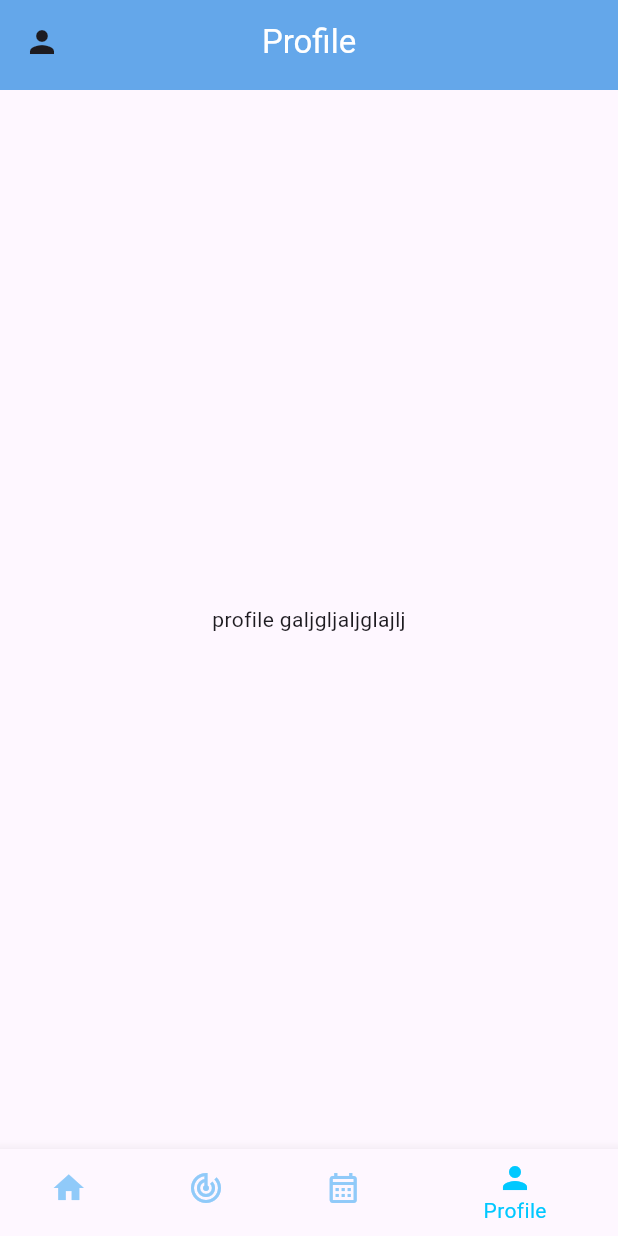
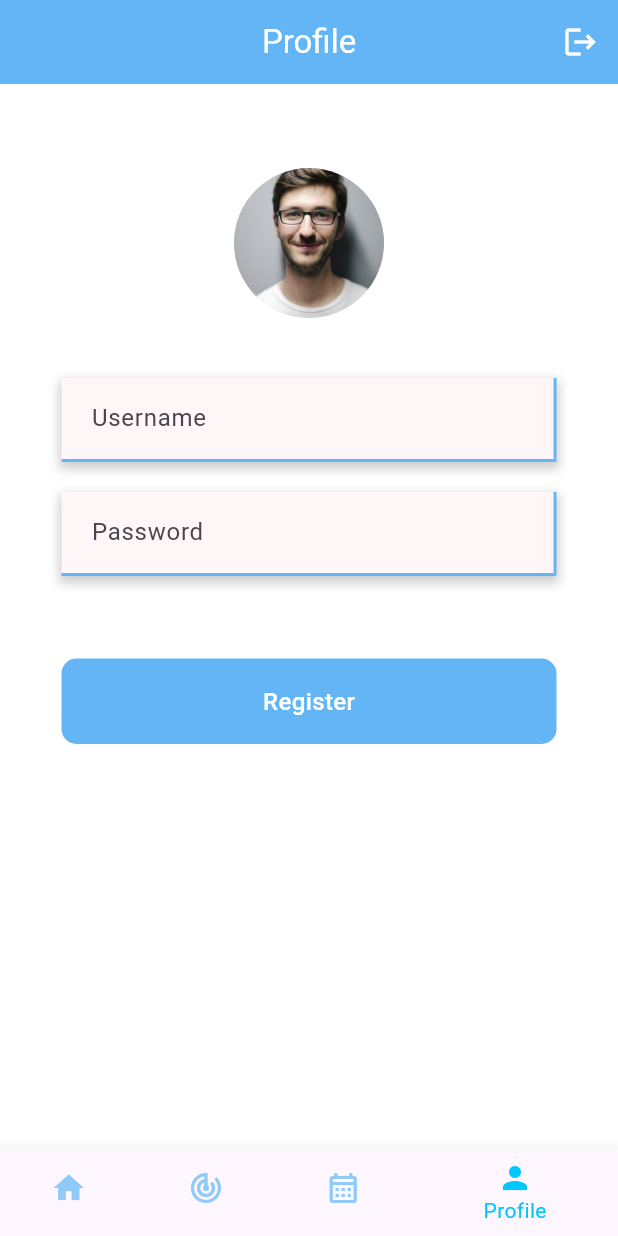
Before and after one commit to yaftes/RTC_APP, a Flutter app: the MyHomePage screen opened directly, swiped to page 4, on a phone screen of 412 x 824 dp. Run offline on Flutter 3.47's test engine with Material 3 defaults, Android fonts, the phone set to English and light mode, and no system bars; Roboto replaces fonts that are missing (Montserrat).

Commit message:
Added: profile section

```diff
--- a/lib/components/co_button.dart
+++ b/lib/components/co_button.dart
@@ -23,7 +23,7 @@ class CoButton extends StatelessWidget {
               color: Colors.blue[300]!,
               width: 2,
             ),
-            borderRadius: BorderRadius.circular(0),
+            borderRadius: BorderRadius.circular(10), // Adjust border radius to 10
           ),
           padding: EdgeInsets.all(15),
           child: Center(
--- a/lib/pages/calendar_page.dart
+++ b/lib/pages/calendar_page.dart
@@ -6,6 +6,8 @@ class CalendarPage extends StatelessWidget {
 
   @override
   Widget build(BuildContext context) {
-    return const Placeholder();
+    return Scaffold(
+
+    );
   }
 }
--- a/lib/pages/home.dart
+++ b/lib/pages/home.dart
@@ -23,26 +23,10 @@ class _MyHomePageState extends State<MyHomePage> {
     ProfilePage(),
   ];
 
-  // Titles for the AppBar
-  static const List<String> _titles = <String>[
-    'Home',
-    'Project',
-    'Calendar',
-    'Profile',
-  ];
-
-  // Icons for the AppBar
-  static const List<Widget> _icons = <Widget>[
-    Icon(Icons.home),
-    Icon(Icons.track_changes_sharp),
-    Icon(Icons.calendar_month_outlined),
-    Icon(Icons.person),
-  ];
-
   @override
   void initState() {
     super.initState();
-    _pageController = PageController();
+    _pageController = PageController(initialPage: _selectedIndex);
   }
 
   @override
@@ -52,34 +36,12 @@ class _MyHomePageState extends State<MyHomePage> {
   }
 
   void _onItemTapped(int index) {
-    setState(() {
-      _selectedIndex = index;
-      _pageController.animateToPage(
-        index,
-        duration: Duration(milliseconds: 10),
-        curve: Curves.ease,
-      );
-    });
+    _pageController.jumpToPage(index);
   }
 
   @override
   Widget build(BuildContext context) {
     return Scaffold(
-      appBar: PreferredSize(
-        preferredSize: Size.fromHeight(60.0),
-        child: AppBar(
-          title: Text(
-            _titles.elementAt(_selectedIndex),
-            style: TextStyle(
-              color: Colors.white,
-            ),
-          ),
-          leading: _icons.elementAt(_selectedIndex),
-          elevation: 50,
-          backgroundColor: Colors.blue[300],
-          centerTitle: true,
-        ),
-      ),
       body: PageView(
         controller: _pageController,
         onPageChanged: (index) {
@@ -87,7 +49,8 @@ class _MyHomePageState extends State<MyHomePage> {
             _selectedIndex = index;
           });
         },
-        children: _widgetOptions, // Pass the list of pages as children
+        children: _widgetOptions,
+        physics: NeverScrollableScrollPhysics(), // Prevent swipe navigation
       ),
       bottomNavigationBar: BottomNavigationBar(
         items: const <BottomNavigationBarItem>[
--- a/lib/pages/profile_page.dart
+++ b/lib/pages/profile_page.dart
@@ -1,15 +1,134 @@
-
-
 import 'package:flutter/material.dart';
+import 'package:rtc_app/components/co_button.dart';
+import 'package:rtc_app/components/co_card.dart';
+import 'package:rtc_app/components/co_textfield.dart';
+import 'package:rtc_app/pages/login.dart';
 
 class ProfilePage extends StatelessWidget {
-  const ProfilePage({super.key});
+  final TextEditingController _emailController = TextEditingController();
+  final TextEditingController _passwordController = TextEditingController();
+
+  void _showLogoutDialog(BuildContext context) {
+    showDialog(
+      context: context,
+      builder: (BuildContext context) {
+        return AlertDialog(
+          shape: RoundedRectangleBorder(
+            borderRadius: BorderRadius.circular(0.0), // remove border-radius
+          ),
+          title: Text(
+            'Logout',
+            style: TextStyle(color: Colors.blue[300]),
+          ),
+          backgroundColor: Colors.white, // change background color
+          content: Text(
+            'Are you sure you want to logout?',
+            style: TextStyle(color: Colors.blue[300]),
+          ),
+          actions: <Widget>[
+            TextButton(
+              child: Text(
+                'Cancel',
+                style: TextStyle(color: Colors.green), // change color to green
+              ),
+              onPressed: () {
+                Navigator.of(context).pop();
+              },
+            ),
+            TextButton(
+              child: Text(
+                'Logout',
+                style: TextStyle(color: Colors.red), // change color to red
+              ),
+              onPressed: () {
+                Navigator.of(context).pop();
+
+                Navigator.pushReplacement(
+                  context,
+                  MaterialPageRoute(
+                    builder: (context) => Login(
+                      onTap: () {
+                        Navigator.of(context).pop();
+                      },
+                    ),
+                  ),
+                );
+              },
+            ),
+          ],
+        );
+      },
+    );
+  }
 
   @override
   Widget build(BuildContext context) {
     return Scaffold(
-      body: Center(
-        child: Text("profile galjgljaljglajlj"),
+      backgroundColor: Colors.white,
+      appBar: AppBar(
+        title: Text(
+          'Profile',
+          style: TextStyle(
+            color: Colors.white,
+          ),
+        ),
+        automaticallyImplyLeading: false,
+        actions: [
+          SizedBox(
+            width: 50,
+            child: IconButton(
+              icon: Icon(
+                Icons.logout,
+                color: Colors.white, // change icon color to white
+              ),
+              onPressed: () {
+                _showLogoutDialog(context);
+              },
+            ),
+          ),
+        ],
+        backgroundColor: Colors.blue[300],
+        centerTitle: true,
+      ),
+      body: Padding(
+        padding: const EdgeInsets.all(16.0),
+        child: Column(
+          mainAxisAlignment: MainAxisAlignment.center,
+          children: [
+            Expanded(
+              child: ListView(
+                children: [
+                SizedBox(height: 40),
+                  Center(
+                    child: CircleAvatar(
+                      radius: 50,
+                      backgroundImage: AssetImage('assets/profile.jpg'),
+                    ),
+                  ),
+                  SizedBox(height: 40),
+                  CoTextfield(
+                    controller: _emailController,
+                    hintText: 'Username',
+                    obscureText: false,
+                    // change text color to white
+                  ),
+                  SizedBox(height: 20),
+                  CoTextfield(
+                    controller: _passwordController,
+                    hintText: 'Password',
+                    obscureText: false,
+                  ),
+                  SizedBox(height: 40),
+                  CoButton(
+                    text: "Register",
+                    onTap: () {}, // Pass the context to the register method
+                  ),
+
+                ],
+              ),
+            ),
+          ],
+        ),
       ),
     );
   }
--- a/lib/pages/project_page.dart
+++ b/lib/pages/project_page.dart
@@ -8,7 +8,7 @@ class ProjectPage extends StatelessWidget {
   Widget build(BuildContext context) {
     return Scaffold(
       body: Center(
-        child: Text("prject"),
+        child: Text("project"),
       ),
     );
   }
--- a/lib/pages/register.dart
+++ b/lib/pages/register.dart
@@ -1,20 +1,34 @@
 import 'package:flutter/material.dart';
 import 'package:rtc_app/components/co_button.dart';
 import 'package:rtc_app/components/co_textfield.dart';
+import 'package:rtc_app/pages/login.dart';
 
 class Register extends StatelessWidget {
   final void Function()? onTap;
-   Register({super.key,required this.onTap});
+
+  Register({super.key, required this.onTap});
+
   final TextEditingController usrnameCo = TextEditingController();
   final TextEditingController emailCo = TextEditingController();
   final TextEditingController passCo = TextEditingController();
   final TextEditingController ConfirmCo = TextEditingController();
-   void register(){}
+
+  void register(BuildContext context) {
+    // Add your registration logic here
+    // For example, you might want to validate the inputs and make an API call
+
+    // After successful registration, navigate to the login page
+    Navigator.push(
+      context,
+      MaterialPageRoute(builder: (context) => Login(onTap: onTap)),
+    );
+  }
+
   @override
   Widget build(BuildContext context) {
     return Scaffold(
       backgroundColor: Colors.grey,
-      body:Container(
+      body: Container(
         decoration: BoxDecoration(
           gradient: LinearGradient(
             begin: Alignment.topLeft,
@@ -31,18 +45,17 @@ class Register extends StatelessWidget {
               padding: const EdgeInsets.all(25.0),
               child: Center(
                 child: Column(
-                  mainAxisAlignment:MainAxisAlignment.center,
+                  mainAxisAlignment: MainAxisAlignment.center,
                   children: [
                     AnimatedSwitcher(
                       duration: Duration(milliseconds: 500),
                       child: Container(
                         width: 400,
                         height: 300,
-                          child: Image.asset("assets/h2.jpg")),
+                        child: Image.asset("assets/h2.jpg"),
                       ),
-
+                    ),
                     SizedBox(height: 10,),
-
                     CoTextfield(controller: usrnameCo, hintText: 'Username', obscureText: false),
                     SizedBox(height: 15,),
                     CoTextfield(controller: emailCo, hintText: 'Email', obscureText: false),
@@ -50,24 +63,26 @@ class Register extends StatelessWidget {
                     CoTextfield(controller: passCo, hintText: 'Password', obscureText: true),
                     SizedBox(height: 15,),
                     CoTextfield(controller: ConfirmCo, hintText: 'Password', obscureText: true),
-
-
                     SizedBox(height: 15,),
-
-                CoButton(text: "Register", onTap:register),
+                    CoButton(
+                      text: "Register",
+                      onTap: () => register(context), // Pass the context to the register method
+                    ),
                     SizedBox(height: 10,),
                     Row(
                       mainAxisAlignment: MainAxisAlignment.center,
                       children: [
-                    Text("Already have an account ?",
+                        Text(
+                          "Already have an account?",
                           style: TextStyle(
-
                             fontSize: 15,
-                    ),),
+                          ),
+                        ),
                         SizedBox(width: 15,),
                         GestureDetector(
                           onTap: onTap,
-                      child: Text("Login here",
+                          child: Text(
+                            "Login here",
                             style: TextStyle(
                               fontWeight: FontWeight.bold,
                               fontSize: 20,
@@ -77,10 +92,7 @@ class Register extends StatelessWidget {
                           ),
                         )
                       ],
-                )
-
-
-
+                    ),
                   ],
                 ),
               ),
@@ -88,6 +100,6 @@ class Register extends StatelessWidget {
           ),
         ),
       ),
-    ) ;
+    );
   }
 }
--- a/pubspec.yaml
+++ b/pubspec.yaml
@@ -64,6 +64,7 @@ flutter:
     - assets/pro.png
     - assets/h.png
     - assets/h2.jpg
+    - assets/profile.jpg
 
 
   # An image asset can refer to one or more resolution-specific "variants", see
```
Also changed, not shown: lib/components/co_card.dart (added, +68 -0 lines), assets/profile.jpg (added), 2 other files. Lines whose indentation alone changed are shown as unchanged.
